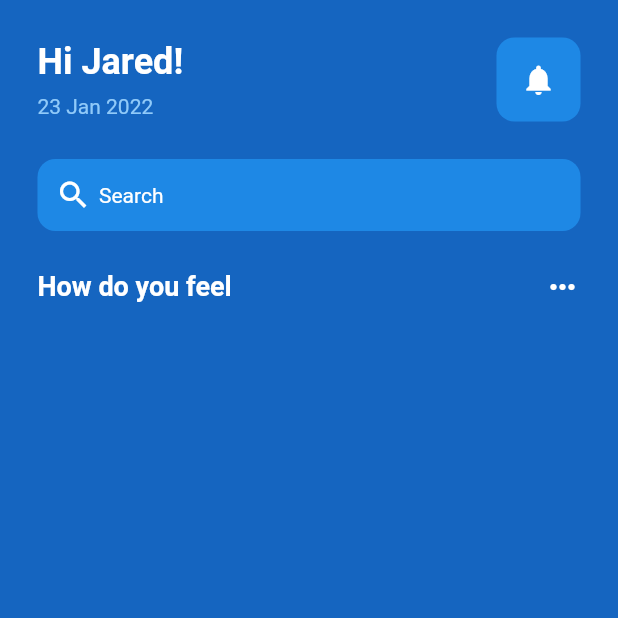
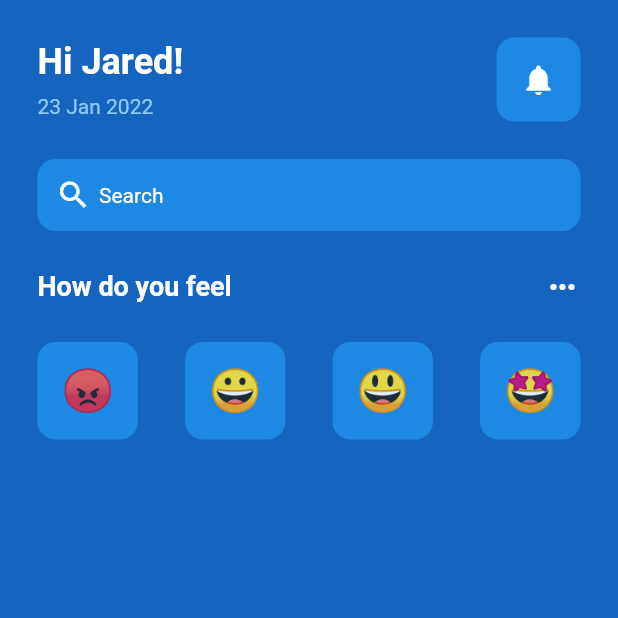
Before and after one commit to mrojasb2000/flutter_demo, a Flutter app: the screen it shows after launch, on a phone screen of 412 x 824 dp, the top half of it. Run offline on Flutter 3.47's test engine with Material 2 defaults, Android fonts, the phone set to English and light mode, and no system bars.

Commit message:
chore: add emotion faces component

```diff
--- /dev/null
+++ b/lib/components/emoticon_face.dart
@@ -0,0 +1,27 @@
+import 'package:flutter/material.dart';
+
+class EmiticonFace extends StatelessWidget {
+  final String emoticonFace;
+  const EmiticonFace({
+    Key? key,
+    required this.emoticonFace,
+  }) : super(key: key);
+
+  @override
+  Widget build(BuildContext context) {
+    return Container(
+      decoration: BoxDecoration(
+        color: Colors.blue[600],
+        borderRadius: BorderRadius.circular(12),
+      ),
+      padding: const EdgeInsets.all(16),
+      child: Center(
+          child: Text(
+        emoticonFace,
+        style: const TextStyle(
+          fontSize: 28,
+        ),
+      )),
+    );
+  }
+}
--- a/lib/pages/home_page.dart
+++ b/lib/pages/home_page.dart
@@ -1,6 +1,7 @@
 // ignore_for_file: prefer_const_literals_to_create_immutables
 
 import 'package:flutter/material.dart';
+import 'package:flutter_demo/components/emoticon_face.dart';
 
 class HomePage extends StatefulWidget {
   const HomePage({Key? key}) : super(key: key);
@@ -81,7 +82,6 @@ class _HomePageState extends State<HomePage> {
                 const SizedBox(
                   height: 25,
                 ),
-
                 // how do you feel?
                 Row(
                   mainAxisAlignment: MainAxisAlignment.spaceBetween,
@@ -98,6 +98,31 @@ class _HomePageState extends State<HomePage> {
                     ),
                   ],
                 ),
+                const SizedBox(
+                  height: 25,
+                ),
+                // 4 different faces
+                Row(
+                  mainAxisAlignment: MainAxisAlignment.spaceBetween,
+                  children: [
+                    // bad
+                    const EmiticonFace(
+                      emoticonFace: '😡',
+                    ),
+                    // fine
+                    const EmiticonFace(
+                      emoticonFace: '😀',
+                    ),
+                    // well
+                    const EmiticonFace(
+                      emoticonFace: '😃',
+                    ),
+                    // excellent
+                    const EmiticonFace(
+                      emoticonFace: '🤩',
+                    ),
+                  ],
+                )
               ],
             ),
           ),
```
